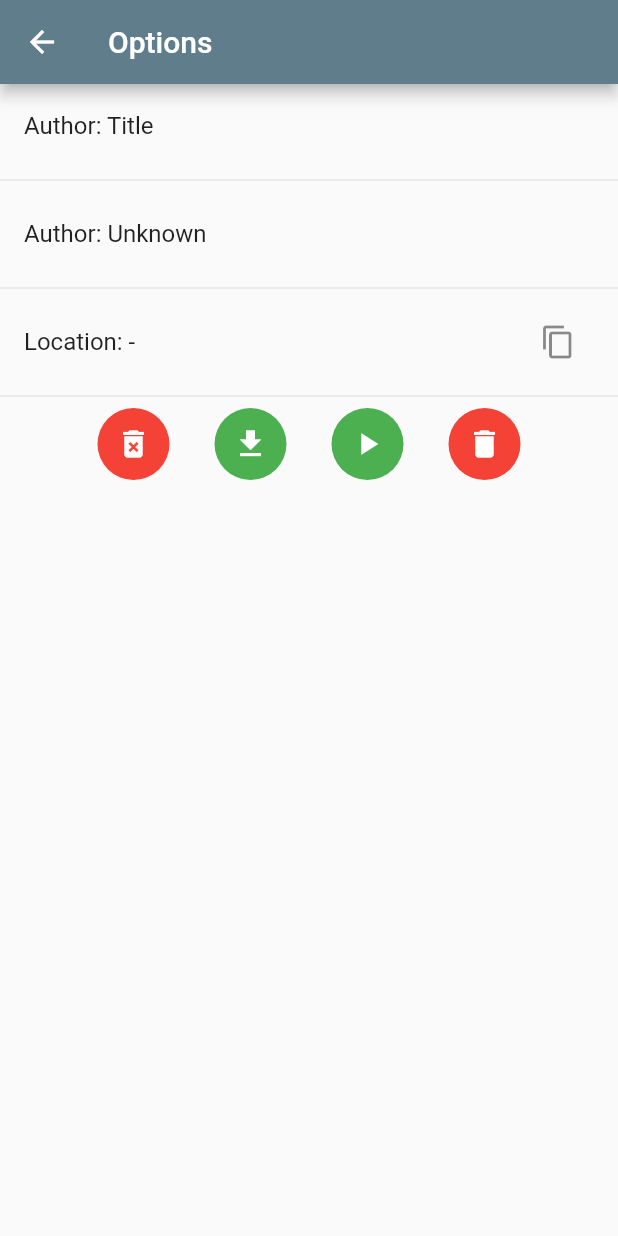
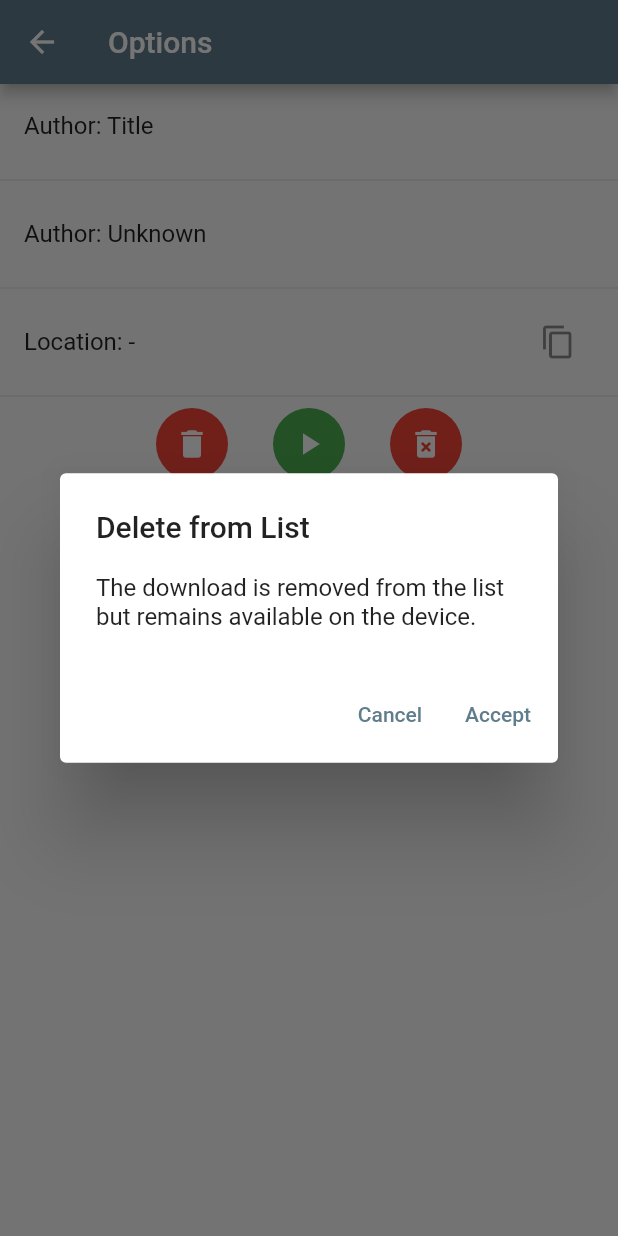
Before and after one commit to Abstractolotl/aztube-app, a Flutter app: the DownloadScreen screen opened directly with empty values, after a tap on the "delete" icon, on a phone screen of 412 x 824 dp. Run offline on Flutter 3.47's test engine with Material 2 defaults, Android fonts, the phone set to English and light mode, and no system bars; our stand-ins replace camera, device_info_plus; missing offline and left inert: qr_code_scanner.

Commit message:
Implement AlertDialog

```diff
--- a/lib/elements/download.dart
+++ b/lib/elements/download.dart
@@ -27,6 +27,9 @@ class DownloadState extends State<Download> {
 
   @override
   void initState() {
+    if(widget.video.progress > 0 && !widget.video.downloaded){
+      downloading = true;
+    }
     super.initState();
   }
 
--- a/lib/views/downloadoption.dart
+++ b/lib/views/downloadoption.dart
@@ -49,24 +49,20 @@ class DownloadScreenState extends State<DownloadScreen> {
                 Container(
                   padding: const EdgeInsets.symmetric(horizontal: 15.0),
                   child: SimpleCircularButton(
-                    iconData: Icons.delete_forever,
+                    iconData: Icons.delete,
                     fillColor: Colors.red,
                     iconColor: Colors.white,
                     onPressed: (){
-                      displayDialog('Delete completely', 'This download will completely removed from your system', () {
+                      displayDialog('Delete from List', 'The download is removed from the list but remains available on the device.', () {
                         Navigator.pop(context, 'OK');
+                        removeFromList();
+                        ScaffoldMessenger.of(context).showSnackBar(
+                          SnackBar(content: Text('${widget.video.title} removed'),
+                              duration: const Duration(seconds: 2),
+                              behavior: SnackBarBehavior.floating),
+                        );
+                        Navigator.pop(context);
                       });
-                    },
-                  ),
-                ),
-                Container(
-                  padding: const EdgeInsets.symmetric(horizontal: 15.0),
-                  child: SimpleCircularButton(
-                    iconData: Icons.download,
-                    fillColor: Colors.green,
-                    iconColor: Colors.white,
-                    onPressed: (){
-
                     },
                   ),
                 ),
@@ -82,45 +78,23 @@ class DownloadScreenState extends State<DownloadScreen> {
                 Container(
                   padding: const EdgeInsets.symmetric(horizontal: 15.0),
                   child: SimpleCircularButton(
-                    iconData: Icons.delete,
+                    iconData: Icons.delete_forever,
                     fillColor: Colors.red,
                     iconColor: Colors.white,
-                    onPressed: (){},
-                  ),
-                ),
-                /*
-                Container(
-                  padding: const EdgeInsets.symmetric(horizontal: 15.0),
-                  child: SimpleButton(
-                    color: Colors.orange,
-                    child: const Text('Remove Item'),
                     onPressed: (){
+                      displayDialog('Delete completely', 'The download will be completely removed from your device.', () {
+                        Navigator.pop(context, 'OK');
                         removeFromList();
-                      ScaffoldMessenger.of(context).showSnackBar(
-                        SnackBar(content: Text('${widget.video.title} removed'),
-                            duration: const Duration(seconds: 2),
-                            behavior: SnackBarBehavior.floating),
-                      );
-                      Navigator.pop(context);
-                    },
-                  )
-                ),
-                Container(
-                  padding: const EdgeInsets.symmetric(horizontal: 15.0),
-                  child: SimpleButton(
-                    disabled: !widget.video.downloaded,
-                    color: widget.video.downloaded ? Colors.orange : Colors.grey,
-                    child: const Text('Delete File'),
-                    onPressed: (){
                         ScaffoldMessenger.of(context).showSnackBar(
                           SnackBar(content: Text('${widget.video.title} deleted'),
                               duration: const Duration(seconds: 2),
                               behavior: SnackBarBehavior.floating),
                         );
+                        Navigator.pop(context);
+                      });
                     },
                   ),
-                )
-                 */
+                ),
               ],
             )
           ],
```
Lines whose indentation alone changed are shown as unchanged.
